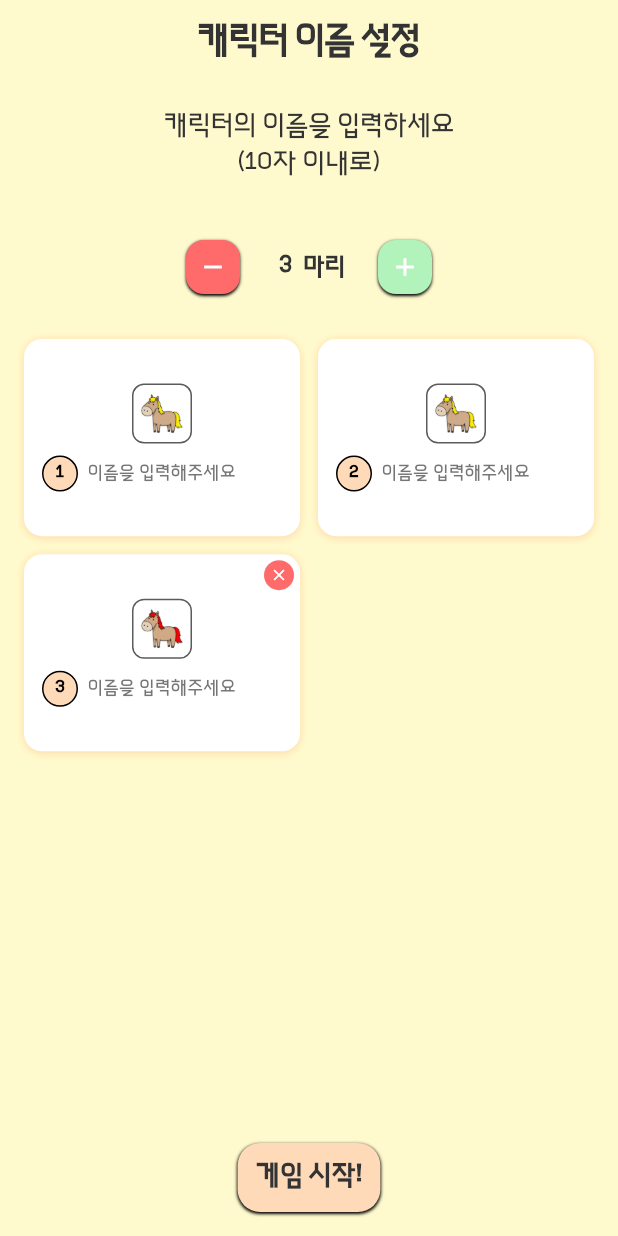
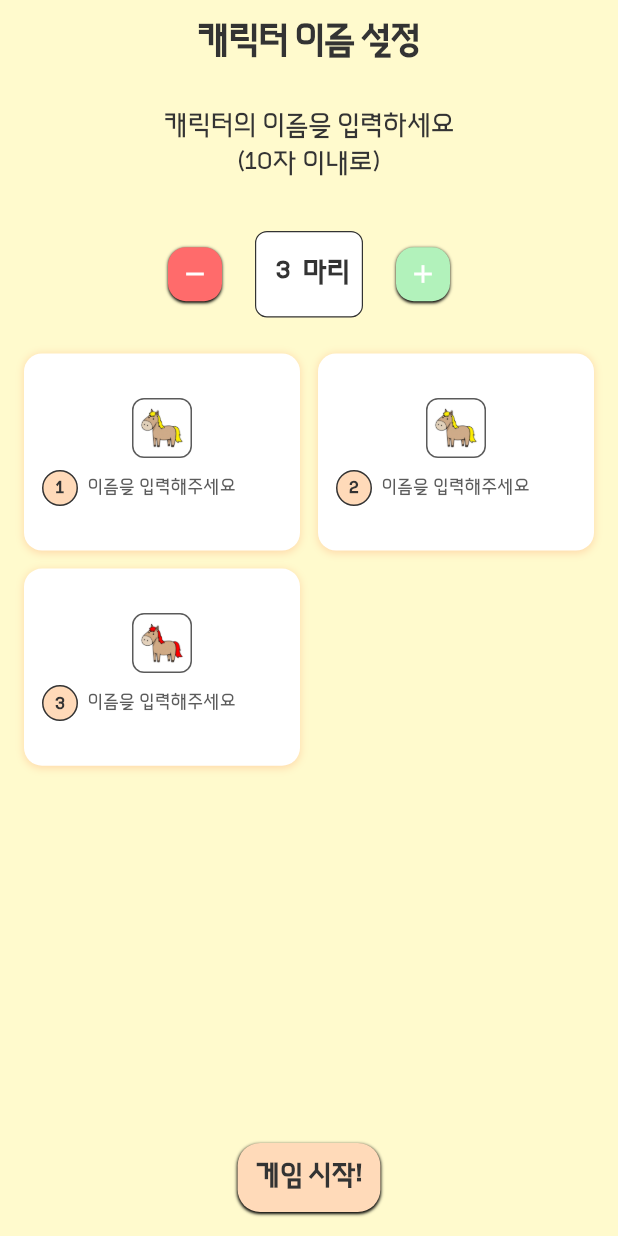
Before and after one commit to APPisode-Dev/run-or-not, a Flutter app: the HomeDetailView screen opened by its route, after a tap on the "add" icon, on a phone screen of 412 x 824 dp. Run offline on Flutter 3.47's test engine with Material 3 defaults, Android fonts, the phone set to English and light mode, and no system bars; our stand-ins replace get_it, go_router; project files that could hold a hidden picture were left out.

Commit message:
feat: 가로 모드를 위한 공통 위젯 로컬 변수 적용 및 구현 완료

```diff
--- a/lib/presentation/home_detail/home_detail_view.dart
+++ b/lib/presentation/home_detail/home_detail_view.dart
@@ -4,9 +4,8 @@ import 'package:run_or_not/design_system/color/app_colors.dart';
 import 'package:run_or_not/design_system/text/custom_text_style.dart';
 import 'package:run_or_not/presentation/home_detail/home_detail_intent.dart';
 import 'package:run_or_not/presentation/home_detail/home_detail_view_model.dart';
-import 'package:run_or_not/presentation/home_detail/widgets/character_count_controls.dart';
-import 'package:run_or_not/presentation/home_detail/widgets/character_input_field.dart';
-import 'package:run_or_not/presentation/home_detail/widgets/custom_dialog.dart';
+import 'package:run_or_not/presentation/home_detail/widgets/character_card.dart';
+import 'package:run_or_not/presentation/home_detail/widgets/character_count_stepper.dart';
 import 'package:run_or_not/presentation/home_detail/widgets/start_game_button.dart';
 
 class HomeDetailView extends StatelessWidget {
@@ -14,7 +13,93 @@ class HomeDetailView extends StatelessWidget {
 
   @override
   Widget build(BuildContext context) {
+    final orientation = MediaQuery.of(context).orientation;
+    final isPortrait = orientation == Orientation.portrait;
+
+    final titleText = Text(
+      "캐릭터의 이름을 입력하세요\n(10자 이내로)",
+      textAlign: TextAlign.center,
+      style: CustomTextStyle.titleMedium.copyWith(color: AppColors.softBlack),
+    );
+
+    final characterStepper = Selector<HomeDetailViewModel, (int, bool, bool)>(
+      selector:
+          (context, vm) => (
+            vm.state.characterCount,
+            vm.state.canAddCharacter,
+            vm.state.canRemoveCharacter,
+          ),
+      builder: (context, data, _) {
+        final (characterCount, canAdd, canRemove) = data;
+        return CharacterCountStepper(
+          characterCount: characterCount,
+          canAddCharacter: canAdd,
+          canRemoveCharacter: canRemove,
+          onAddCharacter:
+              () => context.read<HomeDetailViewModel>().send(AddCharacter()),
+          onRemoveCharacter:
+              () => context.read<HomeDetailViewModel>().send(
+                RemoveLastCharacter(),
+              ),
+          onCountChanged:
+              (newCount) => context.read<HomeDetailViewModel>().send(
+                SetCharacterCount(newCount),
+              ),
+        );
+      },
+    );
+
+    final characterGrid =
+        Selector<HomeDetailViewModel, (List<String>, List<String>)>(
+          selector:
+              (context, vm) => (
+                vm.state.characterNames,
+                vm.state.characterImages,
+              ),
+          builder: (context, data, _) {
+            final (characterNames, characterImages) = data;
+            return GridView.builder(
+              padding: const EdgeInsets.symmetric(vertical: 8),
+              gridDelegate: SliverGridDelegateWithFixedCrossAxisCount(
+                crossAxisCount: isPortrait ? 2 : 3,
+                crossAxisSpacing: 12,
+                mainAxisSpacing: 12,
+                childAspectRatio: isPortrait ? 1.4 : 1.0,
+              ),
+              itemCount: characterNames.length,
+              itemBuilder: (context, index) {
+                return CharacterCard(
+                  index: index,
+                  currentName: characterNames[index],
+                  imagePath: characterImages[index],
+                  onNameChanged:
+                      (index, name) => context.read<HomeDetailViewModel>().send(
+                        UpdateCharacterName(index, name),
+                      ),
+                  onImageTap: (index) {
+                    // TODO: 향후 SideEffect 패턴 등으로 개선
+                  },
+                );
+              },
+            );
+          },
+        );
+
+    final startGameButton = Selector<HomeDetailViewModel, bool>(
+      selector: (context, vm) => vm.state.canStartGame,
+      builder: (context, canStartGame, _) {
+        return StartGameButton(
+          canStartGame: canStartGame,
+          onStartGame:
+              () => context.read<HomeDetailViewModel>().send(
+                NavigateToGamePlay(),
+              ),
+        );
+      },
+    );
+
     return Scaffold(
+      resizeToAvoidBottomInset: false,
       backgroundColor: AppColors.paleLemon,
       appBar: AppBar(
         title: Text(
@@ -28,129 +113,40 @@ class HomeDetailView extends StatelessWidget {
       ),
       body: Padding(
         padding: const EdgeInsets.all(16.0),
+        child:
+            isPortrait
+                ? Column(
+                  children: [
+                    titleText,
+                    const SizedBox(height: 32),
+                    characterStepper,
+                    const SizedBox(height: 16),
+                    Expanded(child: characterGrid),
+                    const SizedBox(height: 24),
+                    startGameButton,
+                  ],
+                )
+                : Row(
+                  children: [
+                    SizedBox(
+                      width: 250,
                       child: Column(
+                        mainAxisAlignment: MainAxisAlignment.center,
                         children: [
-            Text(
-              "캐릭터의 이름을 입력하세요 \n(10자 이내로)",
-              style: CustomTextStyle.titleMedium.copyWith(
-                color: AppColors.softBlack,
-              ),
-              textAlign: TextAlign.center,
-            ),
+                          titleText,
                           const SizedBox(height: 32),
-            Selector<HomeDetailViewModel, (int, bool, bool)>(
-              selector:
-                  (context, viewModel) => (
-                    viewModel.state.characterCount,
-                    viewModel.state.canAddCharacter,
-                    viewModel.state.canRemoveCharacter,
-                  ),
-              builder: (context, data, _) {
-                final (characterCount, canAdd, canRemove) = data;
-                return CharacterCountControls(
-                  characterCount: characterCount,
-                  canAddCharacter: canAdd,
-                  canRemoveCharacter: canRemove,
-                  onAddCharacter:
-                      () => context.read<HomeDetailViewModel>().send(
-                        AddCharacter(),
-                      ),
-                  onRemoveCharacter:
-                      () => context.read<HomeDetailViewModel>().send(
-                        RemoveLastCharacter(),
-                      ),
-                  onCountChanged: (newCount) {
-                    context.read<HomeDetailViewModel>().send(
-                      SetCharacterCount(newCount),
-                    );
-                  },
-                );
-              },
-            ),
+                          characterStepper,
+                          const Spacer(),
+                          startGameButton,
                           const SizedBox(height: 16),
-            Expanded(
-              child:
-                  Selector<HomeDetailViewModel, (List<String>, List<String>)>(
-                    selector:
-                        (context, viewModel) => (
-                          viewModel.state.characterNames,
-                          viewModel.state.characterImages,
-                        ),
-                    builder: (context, data, _) {
-                      final (characterNames, characterImages) = data;
-
-                      return GridView.builder(
-                        padding: const EdgeInsets.symmetric(vertical: 8),
-                        gridDelegate:
-                            const SliverGridDelegateWithFixedCrossAxisCount(
-                              crossAxisCount: 2,
-                              crossAxisSpacing: 12,
-                              mainAxisSpacing: 12,
-                              childAspectRatio: 1.4,
-                            ),
-                        itemCount: characterNames.length,
-                        itemBuilder: (context, index) {
-                          return CharacterInputField(
-                            index: index,
-                            currentName: characterNames[index],
-                            imagePath: characterImages[index],
-                            onNameChanged: (index, name) {
-                              context.read<HomeDetailViewModel>().send(
-                                UpdateCharacterName(index, name),
-                              );
-                            },
-                            onImageTap:
-                                (index) => _showCharacterSelector(
-                                  context,
-                                  index,
-                                  context.read<HomeDetailViewModel>(),
-                                ),
-                            onRemove:
-                                index >= 2
-                                    ? () => context
-                                        .read<HomeDetailViewModel>()
-                                        .send(RemoveCharacter(index))
-                                    : null,
-                          );
-                        },
-                      );
-                    },
+                        ],
                       ),
                     ),
-            const SizedBox(height: 24),
-            Selector<HomeDetailViewModel, bool>(
-              selector: (context, viewModel) => (viewModel.state.canStartGame),
-              builder: (context, data, _) {
-                final canStartGame = data;
-                return StartGameButton(
-                  canStartGame: canStartGame,
-                  onStartGame:
-                      () => context.read<HomeDetailViewModel>().send(
-                        NavigateToGamePlay(),
-                      ),
-                );
-              },
-            ),
+                    const SizedBox(width: 16),
+                    Expanded(child: characterGrid),
                   ],
                 ),
       ),
     );
   }
-
-  void _showCharacterSelector(
-    BuildContext context,
-    int index,
-    HomeDetailViewModel viewModel,
-  ) async {
-    final currentImage = viewModel.state.characterImages[index];
-
-    final result = await CustomDialog.showCharacterSelectorDialog(
-      context: context,
-      currentCharacter: currentImage,
-    );
-
-    if (result != null) {
-      viewModel.send(UpdateCharacterImage(index, result));
 }
-  }
-}
```
Lines whose indentation alone changed are shown as unchanged.
